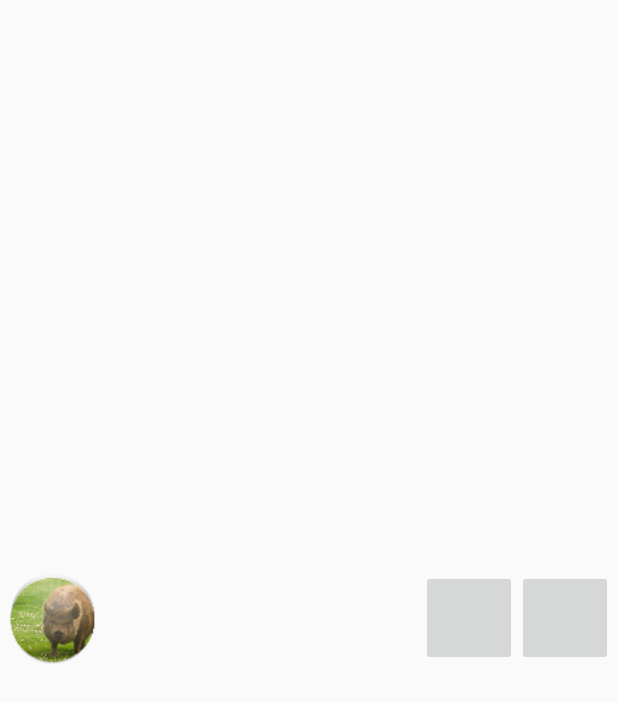
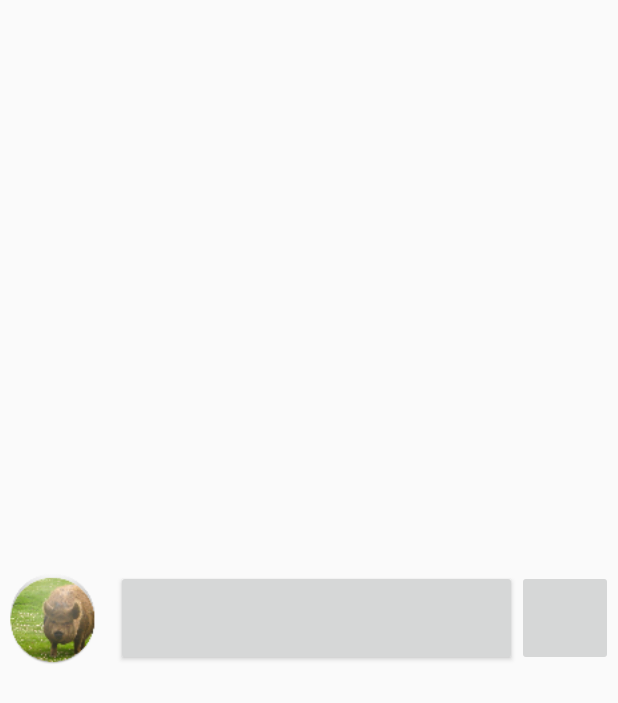
Before and after one commit to mysterymagination/AudioHog, an Android app: the layout notification_standard.xml on its own in the app's theme, with its tools: preview values and no code run, on a phone screen of 412 x 824 dp. Shown: the top 703 px of the screen. Run offline under Robolectric (Android 15) with nearby library versions, the phone set to English and light mode, and no system bars.

Commit message:
fixing inscrutable take or release audio focus graphic by changing to simple text

```diff
--- a/AudioHog/app/src/main/java/com/ai/tools/audiohog/MainAudioHogActivity.java
+++ b/AudioHog/app/src/main/java/com/ai/tools/audiohog/MainAudioHogActivity.java
@@ -23,6 +23,8 @@ import android.widget.AdapterView.OnItemSelectedListener;
 
 import androidx.appcompat.app.AppCompatActivity;
 import androidx.appcompat.widget.Toolbar;
+import static timber.log.Timber.DebugTree;
+import timber.log.Timber;
 
 public class MainAudioHogActivity extends AppCompatActivity {
 
@@ -64,6 +66,9 @@ public class MainAudioHogActivity extends AppCompatActivity {
     @Override
     protected void onCreate(Bundle savedInstanceState) {
         super.onCreate(savedInstanceState);
+        if (BuildConfig.DEBUG && Timber.treeCount() == 0) {
+            Timber.plant(new DebugTree());
+        }
         setContentView(R.layout.activity_main_audio_hog);
         initUI();
 
--- a/AudioHog/app/src/main/res/layout/notification_standard.xml
+++ b/AudioHog/app/src/main/res/layout/notification_standard.xml
@@ -10,36 +10,30 @@
 		android:id="@+id/notif_icon"
 		android:layout_width="64dp"
 		android:layout_height="64dp"
+		android:contentDescription="@string/app_name"
 		android:layout_centerVertical="true"
 		android:layout_alignParentLeft="true"
+		android:layout_alignParentStart="true"
 		android:layout_marginRight="10dp"
+		android:layout_marginEnd="10dp"
 		android:src="@mipmap/ic_launcher" />
 
-
-	<ImageButton
+	<Button
 		android:id="@+id/notif_btn_take_rel_focus"
-		android:layout_width="64dp"
+		android:layout_width="wrap_content"
 		android:layout_height="64dp"
-
 		android:layout_toLeftOf="@+id/notif_btn_playpause"
-
-		android:layout_centerVertical="true"
-
-
-
-		/>
-
+		android:layout_toStartOf="@+id/notif_btn_playpause"
+		android:layout_toRightOf="@+id/notif_icon"
+		android:layout_toEndOf="@+id/notif_icon"
+		android:layout_centerVertical="true" />
 
 	<ImageButton
 		android:id="@+id/notif_btn_playpause"
 		android:layout_width="64dp"
 		android:layout_height="64dp"
 		android:layout_alignParentRight="true"
-		android:layout_centerVertical="true"
-
-
-
-		 />
-
+		android:layout_alignParentEnd="true"
+		android:layout_centerVertical="true" />
 
 </RelativeLayout>
--- a/AudioHog/app/src/main/res/values/strings.xml
+++ b/AudioHog/app/src/main/res/values/strings.xml
@@ -35,5 +35,6 @@
     <string name="exit">Exit</string>
     <string name="channel_name">Audio Hog Main</string>
     <string name="channel_description">Audio Hog notification keeps the service alive and provides audio focus manipulation from the status bar</string>
-
+    <string name="take_audio_focus">Take Audio Focus</string>
+    <string name="release_audio_focus">Release Audio Focus</string>
 </resources>
```
Also changed, not shown: AudioHog/app/build.gradle (+4 -3 lines), AudioHog/app/src/main/java/com/ai/tools/audiohog/AudioHogService.java (+13 -29 lines).
